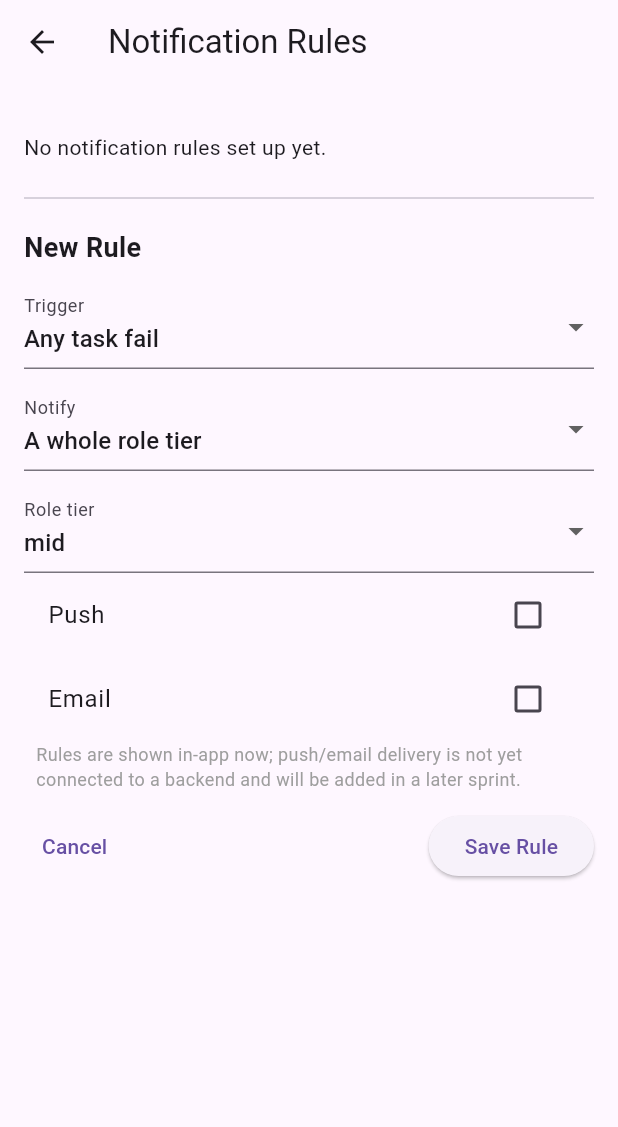
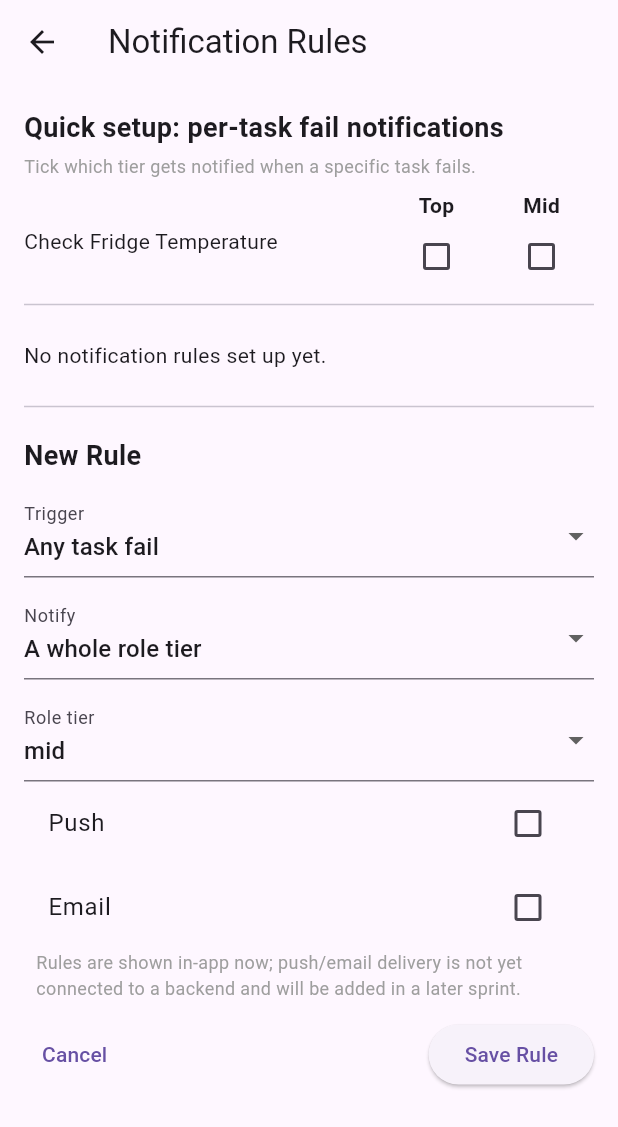
Before and after one commit to therealstevehughes-sudo/tango_sierra, a Flutter app: the NotificationRulesScreen screen opened directly, after a tap on "Add Rule", on a phone screen of 412 x 824 dp. Shown: the top 1127 px of the screen. Run offline on Flutter 3.47's test engine with Material 3 defaults, Android fonts, the phone set to English and light mode, and no system bars; our stand-ins replace drift, drift_flutter, flutter_riverpod; accounts and stored records are empty; generated files the repository leaves out were written again.

Commit message:
Sprint 018: per-task quick-setup notification checkboxes
Co-Authored-By: Claude Sonnet 5 <noreply@anthropic.com>

```diff
--- a/lib/features/notifications/notification_rules_screen.dart
+++ b/lib/features/notifications/notification_rules_screen.dart
@@ -147,6 +147,43 @@ class _NotificationRulesScreenState
     return 'in-app + ${channels.join(' + ')}';
   }
 
+  NotificationRule? _currentQuickRuleFor(int templateGroupId, RoleTier tier) {
+    for (final rule in rules) {
+      if (rule.taskTemplateGroupId == templateGroupId &&
+          rule.targetRoleTier == tier &&
+          rule.targetUserId == null) {
+        return rule;
+      }
+    }
+    return null;
+  }
+
+  Future<void> _toggleQuickRule(
+    int templateGroupId,
+    RoleTier tier,
+    bool enable,
+  ) async {
+    final setBy = ref.read(currentUserProvider);
+    if (setBy == null) return;
+
+    final existing = _currentQuickRuleFor(templateGroupId, tier);
+    final ruleRepo = ref.read(notificationRuleRepositoryProvider);
+
+    await ruleRepo.saveNewVersion(
+      ruleGroupId: existing?.ruleGroupId,
+      taskTemplateGroupId: templateGroupId,
+      targetRoleTier: tier,
+      channelPush: existing?.channelPush ?? false,
+      channelEmail: existing?.channelEmail ?? false,
+      setByUserId: setBy.id,
+      setByTier: setBy.roleTier,
+      active: enable,
+      siteId: existing?.siteId ?? setBy.siteId,
+    );
+
+    await _loadData();
+  }
+
   @override
   Widget build(BuildContext context) {
     if (loading) {
@@ -162,6 +199,8 @@ class _NotificationRulesScreenState
             child: Column(
               crossAxisAlignment: CrossAxisAlignment.stretch,
               children: [
+                _buildQuickSetupSection(),
+                const Divider(),
                 if (rules.isEmpty)
                   const Padding(
                     padding: EdgeInsets.symmetric(vertical: 16),
@@ -182,6 +221,94 @@ class _NotificationRulesScreenState
           ),
         ),
       ),
+    );
+  }
+
+  Widget _buildQuickSetupSection() {
+    return Column(
+      crossAxisAlignment: CrossAxisAlignment.stretch,
+      children: [
+        const Text(
+          'Quick setup: per-task fail notifications',
+          style: TextStyle(fontSize: 18, fontWeight: FontWeight.bold),
+        ),
+        const SizedBox(height: 4),
+        const Text(
+          'Tick which tier gets notified when a specific task fails.',
+          style: TextStyle(fontSize: 12, color: Colors.grey),
+        ),
+        const SizedBox(height: 8),
+        if (templates.isEmpty)
+          const Padding(
+            padding: EdgeInsets.symmetric(vertical: 8),
+            child: Text('No task templates set up yet.'),
+          )
+        else
+          Table(
+            columnWidths: const {
+              0: FlexColumnWidth(),
+              1: FixedColumnWidth(70),
+              2: FixedColumnWidth(70),
+            },
+            children: [
+              const TableRow(
+                children: [
+                  SizedBox.shrink(),
+                  Center(
+                    child: Text(
+                      'Top',
+                      style: TextStyle(fontWeight: FontWeight.bold),
+                    ),
+                  ),
+                  Center(
+                    child: Text(
+                      'Mid',
+                      style: TextStyle(fontWeight: FontWeight.bold),
+                    ),
+                  ),
+                ],
+              ),
+              ...templates.map((template) {
+                final topRule = _currentQuickRuleFor(
+                  template.templateGroupId,
+                  RoleTier.top,
+                );
+                final midRule = _currentQuickRuleFor(
+                  template.templateGroupId,
+                  RoleTier.mid,
+                );
+                return TableRow(
+                  children: [
+                    Padding(
+                      padding: const EdgeInsets.symmetric(vertical: 4),
+                      child: Text(template.title),
+                    ),
+                    Center(
+                      child: Checkbox(
+                        value: topRule?.active ?? false,
+                        onChanged: (value) => _toggleQuickRule(
+                          template.templateGroupId,
+                          RoleTier.top,
+                          value ?? false,
+                        ),
+                      ),
+                    ),
+                    Center(
+                      child: Checkbox(
+                        value: midRule?.active ?? false,
+                        onChanged: (value) => _toggleQuickRule(
+                          template.templateGroupId,
+                          RoleTier.mid,
+                          value ?? false,
+                        ),
+                      ),
+                    ),
+                  ],
+                );
+              }),
+            ],
+          ),
+      ],
     );
   }
 
```
Also changed, not shown: 1 other file.
